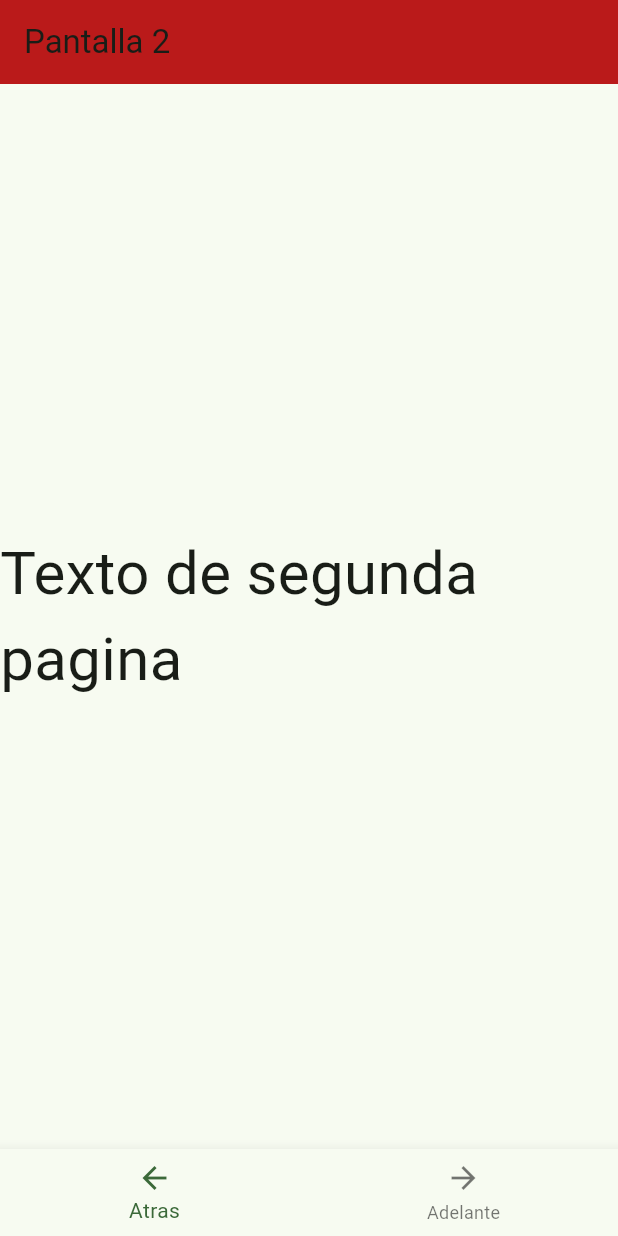
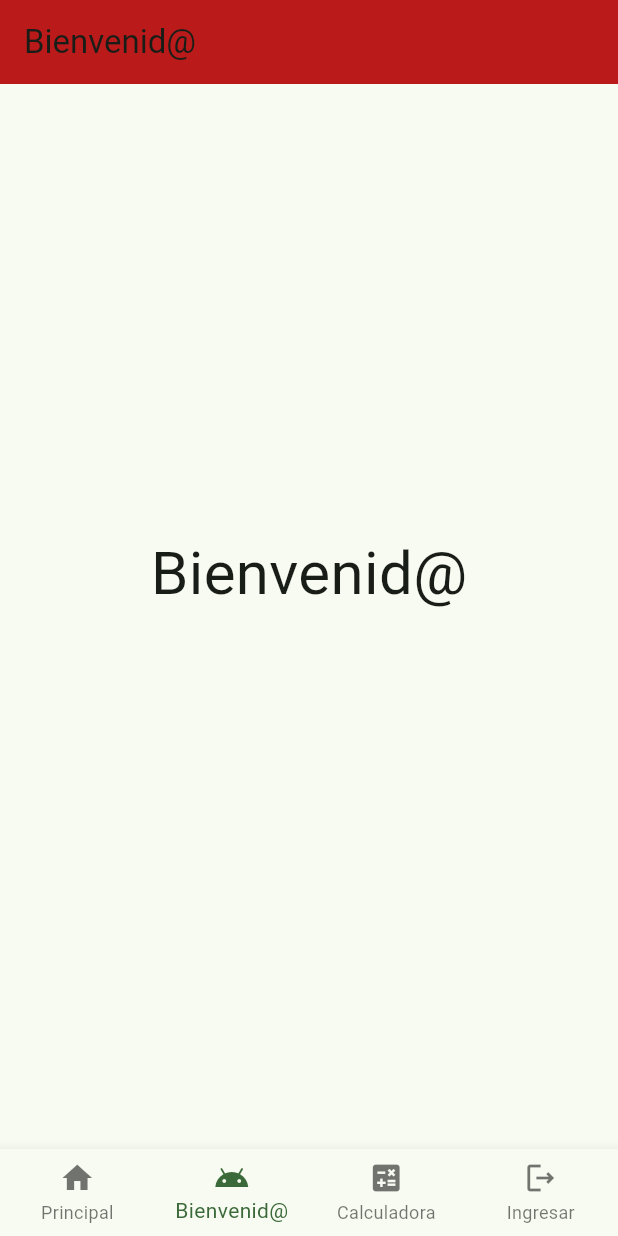
Before and after one commit to AleksIvanVel/programacion-movil-2025-2, a Flutter app: the screen it shows after launch, item 2 of the bottom bar chosen, on a phone screen of 412 x 824 dp. Run offline on Flutter 3.47's test engine with Material 3 defaults, Android fonts, the phone set to English and light mode, and no system bars; our stand-ins replace shared_preferences; network calls fail; key blocks and very long unbroken strings in the code were emptied for the run.

Commit message:
pantalla de ingresar

```diff
--- a/prueba/lib/navegador.dart
+++ b/prueba/lib/navegador.dart
@@ -1,7 +1,8 @@
 import 'package:flutter/material.dart';
 import 'package:prueba/pantallas/calculadora.dart';
+import 'package:prueba/pantallas/ingreso.dart';
 import 'package:prueba/pantallas/principal.dart';
-import 'package:prueba/pantallas/segunda.dart';
+import 'package:prueba/pantallas/bienvenida.dart';
 
 class Navegador extends StatefulWidget{
   const Navegador({super.key});
@@ -21,26 +22,23 @@ class _NavegadorState extends State<Navegador>{
     ),
   );
 
+  void _cambiaPantalla(int v){
+    _p = v;
+    setState(() {
+      _cuerpo = _pantallas[_p];
+    });
+  }
+
 
   @override
   void initState(){
     super.initState();
     _pantallas.add(const MyHomePage(titulo: "Pantalla 1"));
-    _pantallas.add(const Otra(titulo: "Pantalla 2"));
+    _pantallas.add(const Otra(titulo: "Bienvenid@"));
     _pantallas.add(const Calculadora());
+    _pantallas.add(Ingreso(titulo: "Ingresar", bienvenido: _cambiaPantalla,));
 
     _cuerpo = _pantallas[_p];
-  }
-
-  void _cambiaPantalla(int v){
-    setState(() {
-      if (v == 0 && _p > 0) {
-        _p--; // Retrocede si no está en la primera pantalla
-      } else if (v == 1 && _p < _pantallas.length - 1) {
-        _p++; // Avanza si no está en la última pantalla
-      }
-      _cuerpo = _pantallas[_p];
-    });
   }
 
   @override
@@ -51,14 +49,24 @@ class _NavegadorState extends State<Navegador>{
           onTap: (value){
             _cambiaPantalla(value);
           },
+          type: BottomNavigationBarType.fixed,
+          currentIndex: _p,
           items: <BottomNavigationBarItem>[
             BottomNavigationBarItem(
-                icon: Icon(Icons.arrow_back),
-              label: 'Atras'
+                icon: Icon(Icons.home),
+              label: 'Principal'
             ),
             BottomNavigationBarItem(
-                icon: Icon(Icons.arrow_forward),
-                label: 'Adelante'
+                icon: Icon(Icons.android),
+                label: 'Bienvenid@'
+            ),
+            BottomNavigationBarItem(
+                icon: Icon(Icons.calculate),
+                label: 'Calculadora'
+            ),
+            BottomNavigationBarItem(
+                icon: Icon(Icons.logout_outlined),
+                label: 'Ingresar'
             ),
           ]
       ),
--- a/prueba/lib/pantallas/segunda.dart
+++ b/prueba/lib/pantallas/bienvenida.dart
@@ -1,5 +1,6 @@
 import 'package:flutter/material.dart';
 import 'package:prueba/pantallas/principal.dart';
+import 'package:shared_preferences/shared_preferences.dart';
 
 class Otra extends StatefulWidget{
   const Otra({super.key, required this.titulo });
@@ -11,6 +12,26 @@ class Otra extends StatefulWidget{
 }
 
 class _NavegadorState extends State<Otra>{
+  String _Nombre = "";
+
+
+  void _leerDatos() async{
+    final SharedPreferences prefs = await SharedPreferences.getInstance();
+    final String?  aux = prefs.getString("Nombre");
+    if(aux != null){
+      setState(() {
+        _Nombre = aux;
+      });
+    }
+  }
+  @override
+  void initState() {
+    // TODO: implement initState
+    super.initState();
+    _leerDatos();
+  }
+
+
   @override
   Widget build(BuildContext context){
     return Scaffold(
@@ -22,12 +43,19 @@ class _NavegadorState extends State<Otra>{
           child: Column(
             mainAxisAlignment:  MainAxisAlignment.center,
             children: <Widget>[
-              const Text(
-                'Texto de segunda pagina',
+               Text(
+                'Bienvenid@',
                 style: TextStyle(
                   fontSize: 40
                 ),
               ),
+               Text(
+                _Nombre,
+                style: TextStyle(
+                    fontSize: 40
+                ),
+              ),
+
             ]
           )
         )
--- a/prueba/pubspec.yaml
+++ b/prueba/pubspec.yaml
@@ -34,6 +34,7 @@ dependencies:
   # The following adds the Cupertino Icons font to your application.
   # Use with the CupertinoIcons class for iOS style icons.
   cupertino_icons: ^1.0.8
+  shared_preferences: ^2.5.2
 
 dev_dependencies:
   flutter_test:
```
Also changed, not shown: prueba/lib/pantallas/ingreso.dart (added, +71 -0 lines), prueba/pubspec.lock.
